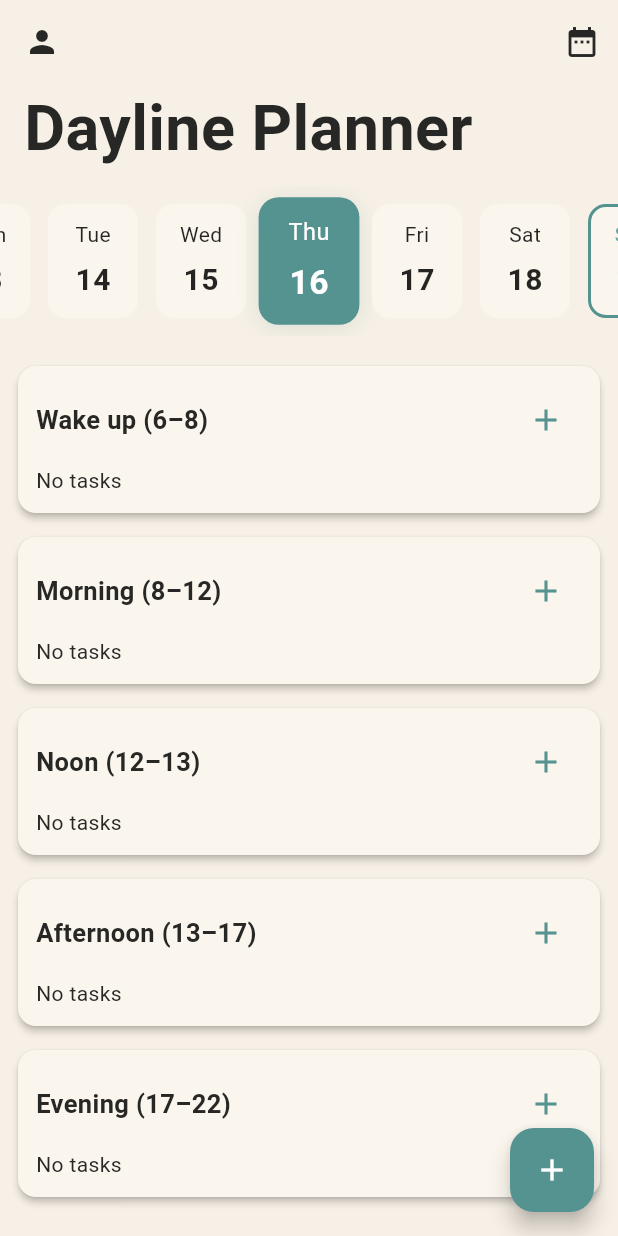
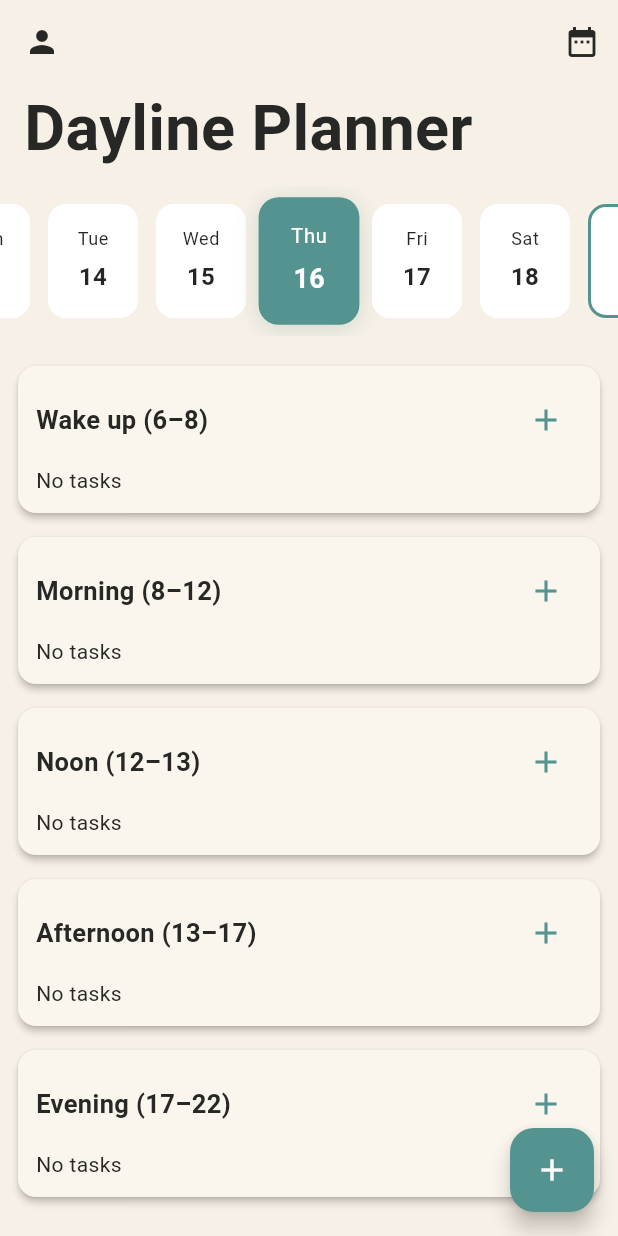
Before and after one commit to Club-Team/planner, a Flutter app: the screen it shows after launch, after a tap on "Thu", on a phone screen of 412 x 824 dp. Run offline on Flutter 3.47's test engine with Material 3 defaults, Android fonts, the phone set to English and light mode, and no system bars; our stand-ins replace image_picker, shared_preferences, sqflite, sqflite_common_ffi; accounts and stored records are empty.

Commit message:
fixed bug in horizontal dates theme switch

```diff
--- a/lib/widgets/horizontal_dates.dart
+++ b/lib/widgets/horizontal_dates.dart
@@ -23,14 +23,12 @@ class HorizontalDates extends StatefulWidget {
 
 class _HorizontalDatesState extends State<HorizontalDates> {
   late final ScrollController _scrollController;
-  // local scroll controller; selection is held by parent
 
   @override
   void initState() {
     super.initState();
     _scrollController = ScrollController();
 
-    // Scroll to today's index after build
     WidgetsBinding.instance.addPostFrameCallback((_) {
       final todayIdx = _findTodayIndex();
       _scrollToCenter(todayIdx);
@@ -49,14 +47,22 @@ class _HorizontalDatesState extends State<HorizontalDates> {
   }
 
   void _scrollToCenter(int idx) {
-    const itemWidth = 60.0 + 12.0; // width + horizontal margin
+    const itemWidth = 60.0 + 12.0;
     final screenWidth = MediaQuery.of(context).size.width;
     final offset = idx * itemWidth - (screenWidth / 2) + (itemWidth / 2);
-    _scrollController.jumpTo(offset.clamp(0, _scrollController.position.maxScrollExtent));
+    if (_scrollController.hasClients) {
+      _scrollController.jumpTo(
+        offset.clamp(0, _scrollController.position.maxScrollExtent),
+      );
+    }
   }
 
   @override
   Widget build(BuildContext context) {
+    final theme = Theme.of(context);
+    final colorScheme = theme.colorScheme;
+    final textTheme = theme.textTheme;
+
     return SizedBox(
       height: 100,
       child: ListView.builder(
@@ -69,8 +75,21 @@ class _HorizontalDatesState extends State<HorizontalDates> {
               DateFormat('yyyy-MM-dd').format(DateTime.now());
           final isSelected = widget.selectedIndex == idx;
 
-          final primary = Theme.of(context).colorScheme.primary;
-          final onPrimary = Theme.of(context).colorScheme.onPrimary;
+          final Color backgroundColor = isSelected
+              ? colorScheme.primary
+              : (isToday
+                  ? colorScheme.surfaceContainerHighest
+                  : colorScheme.surfaceContainerLow);
+
+          final Color textColor = isSelected
+              ? colorScheme.onPrimary
+              : (isToday
+                  ? colorScheme.primary
+                  : colorScheme.onSurface);
+
+          final BoxBorder? border = (isToday && !isSelected)
+              ? Border.all(color: colorScheme.primary, width: 2)
+              : null;
 
           return GestureDetector(
             onTap: () {
@@ -79,7 +98,7 @@ class _HorizontalDatesState extends State<HorizontalDates> {
             },
             child: AnimatedScale(
               scale: isSelected ? 1.12 : 1.0,
-              duration: const Duration(milliseconds: 220),
+              duration: const Duration(milliseconds: 200),
               curve: Curves.easeOutCubic,
               child: AnimatedContainer(
                 duration: const Duration(milliseconds: 220),
@@ -87,15 +106,17 @@ class _HorizontalDatesState extends State<HorizontalDates> {
                 width: 60,
                 margin: const EdgeInsets.symmetric(horizontal: 6, vertical: 12),
                 decoration: BoxDecoration(
-                  color: isSelected
-                      ? primary
-                      : (isToday ? Theme.of(context).cardColor : const Color.fromRGBO(250, 246, 237, 1.0)),
+                  color: backgroundColor,
                   borderRadius: BorderRadius.circular(12),
-                  border: (isToday && !isSelected)
-                      ? Border.all(color: primary, width: 2)
-                      : null,
+                  border: border,
                   boxShadow: isSelected
-                      ? [BoxShadow(color: primary.withOpacity(0.18), blurRadius: 12, offset: Offset(0, 2))]
+                      ? [
+                          BoxShadow(
+                            color: colorScheme.primary.withOpacity(0.25),
+                            blurRadius: 12,
+                            offset: const Offset(0, 2),
+                          )
+                        ]
                       : [],
                 ),
                 alignment: Alignment.center,
@@ -107,17 +128,14 @@ class _HorizontalDatesState extends State<HorizontalDates> {
                     children: [
                       Text(
                         DateFormat.E().format(d),
-                        style: TextStyle(
-                          color: isSelected ? onPrimary : (isToday ? primary : Colors.black),
-                        ),
+                        style: textTheme.bodySmall?.copyWith(color: textColor),
                       ),
                       const SizedBox(height: 6),
                       Text(
                         DateFormat.d().format(d),
-                        style: TextStyle(
-                          fontSize: 20,
+                        style: textTheme.titleMedium?.copyWith(
                           fontWeight: FontWeight.bold,
-                          color: isSelected ? onPrimary : (isToday ? primary : Colors.black),
+                          color: textColor,
                         ),
                       ),
                     ],
```
